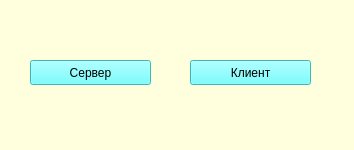
Qt form selectdialog.ui (MaximTarutin/tictactoe-net) before a commit.
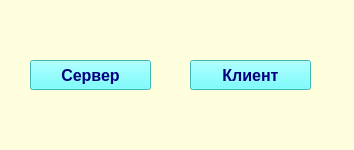
The same form after that commit.

Commit message: мелкие штрихи

What changed in the file:
```diff
--- a/selectdialog.ui
+++ b/selectdialog.ui
@@ -31,11 +31,18 @@
      <x>30</x>
      <y>60</y>
      <width>121</width>
-     <height>25</height>
+     <height>30</height>
     </rect>
    </property>
+   <property name="font">
+    <font>
+     <pointsize>12</pointsize>
+     <bold>true</bold>
+    </font>
+   </property>
    <property name="styleSheet">
-    <string notr="true">background-color: rgb(85, 255, 255);</string>
+    <string notr="true">background-color: rgb(85, 255, 255);
+color: rgb(0, 0, 127);</string>
    </property>
    <property name="text">
     <string>Сервер</string>
@@ -47,11 +54,18 @@
      <x>190</x>
      <y>60</y>
      <width>121</width>
-     <height>25</height>
+     <height>30</height>
     </rect>
    </property>
+   <property name="font">
+    <font>
+     <pointsize>12</pointsize>
+     <bold>true</bold>
+    </font>
+   </property>
    <property name="styleSheet">
-    <string notr="true">background-color: rgb(85, 255, 255);</string>
+    <string notr="true">background-color: rgb(85, 255, 255);
+color: rgb(0, 0, 127);</string>
    </property>
    <property name="text">
     <string>Клиент</string>
```
Left out of the diff: 2 changed lines with no effect on the pictures. The commit also changes 1 other file.
